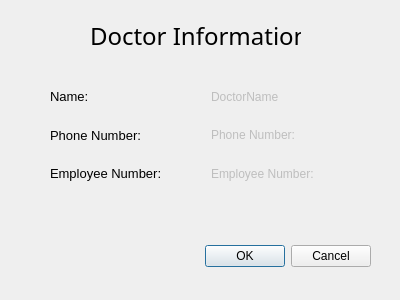
Qt form GroupFour_DoctorsOffice/doctorpage.ui (KittimasakBunrat/GroupFour_DoctorsOffice) before a commit.
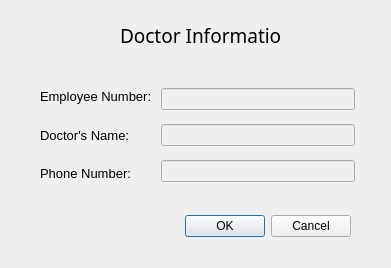
The same form after that commit.

Patch:
```diff
--- a/GroupFour_DoctorsOffice/doctorpage.ui
+++ b/GroupFour_DoctorsOffice/doctorpage.ui
@@ -6,8 +6,8 @@
    <rect>
     <x>0</x>
     <y>0</y>
-    <width>400</width>
-    <height>300</height>
+    <width>391</width>
+    <height>268</height>
    </rect>
   </property>
   <property name="windowTitle">
@@ -16,8 +16,8 @@
   <widget class="QDialogButtonBox" name="buttonBox">
    <property name="geometry">
     <rect>
-     <x>30</x>
-     <y>240</y>
+     <x>10</x>
+     <y>210</y>
      <width>341</width>
      <height>32</height>
     </rect>
@@ -32,16 +32,16 @@
   <widget class="QLabel" name="label_5">
    <property name="geometry">
     <rect>
-     <x>90</x>
+     <x>120</x>
      <y>10</y>
-     <width>211</width>
+     <width>161</width>
      <height>51</height>
     </rect>
    </property>
    <property name="font">
     <font>
      <family>Gill Sans</family>
-     <pointsize>18</pointsize>
+     <pointsize>14</pointsize>
     </font>
    </property>
    <property name="text">
@@ -51,7 +51,7 @@
   <widget class="QWidget" name="layoutWidget">
    <property name="geometry">
     <rect>
-     <x>50</x>
+     <x>40</x>
      <y>80</y>
      <width>315</width>
      <height>110</height>
@@ -60,6 +60,19 @@
    <layout class="QHBoxLayout" name="horizontalLayout">
     <item>
      <layout class="QVBoxLayout" name="verticalLayout">
+      <item>
+       <widget class="QLabel" name="label_4">
+        <property name="font">
+         <font>
+          <family>MS Shell Dlg 2</family>
+          <pointsize>10</pointsize>
+         </font>
+        </property>
+        <property name="text">
+         <string>Employee Number: </string>
+        </property>
+       </widget>
+      </item>
       <item>
        <widget class="QLabel" name="label">
         <property name="font">
@@ -69,7 +82,7 @@
          </font>
         </property>
         <property name="text">
-         <string>Name: </string>
+         <string>Doctor's Name: </string>
         </property>
        </widget>
       </item>
@@ -86,51 +99,29 @@
         </property>
        </widget>
       </item>
-      <item>
-       <widget class="QLabel" name="label_4">
-        <property name="font">
-         <font>
-          <family>MS Shell Dlg 2</family>
-          <pointsize>10</pointsize>
-         </font>
-        </property>
-        <property name="text">
-         <string>Employee Number: </string>
-        </property>
-       </widget>
-      </item>
      </layout>
     </item>
     <item>
      <layout class="QVBoxLayout" name="verticalLayout_2">
       <item>
-       <widget class="QLabel" name="label_DoctorName">
+       <widget class="QLineEdit" name="edit_EmployeeNumber">
         <property name="enabled">
          <bool>false</bool>
         </property>
-        <property name="text">
-         <string>DoctorName</string>
-        </property>
        </widget>
       </item>
       <item>
-       <widget class="QLabel" name="label_PhoneNumber">
+       <widget class="QLineEdit" name="edit_DoctorName">
         <property name="enabled">
          <bool>false</bool>
         </property>
-        <property name="text">
-         <string>Phone Number: </string>
-        </property>
        </widget>
       </item>
       <item>
-       <widget class="QLabel" name="label_EmployeeNumber">
+       <widget class="QLineEdit" name="edit_PhoneNumber">
         <property name="enabled">
          <bool>false</bool>
         </property>
-        <property name="text">
-         <string>Employee Number: </string>
-        </property>
        </widget>
       </item>
      </layout>
```
